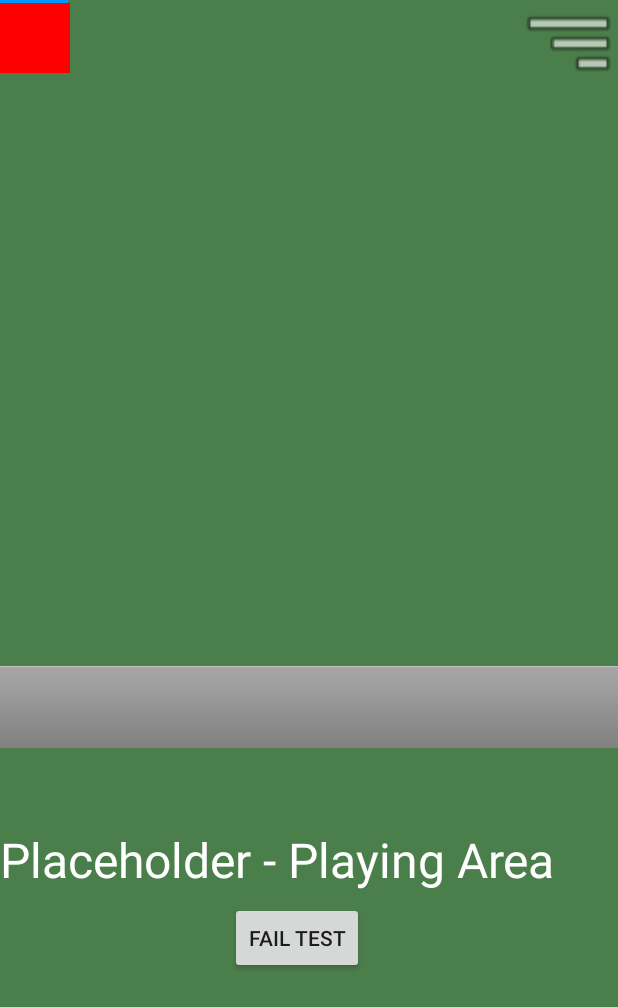
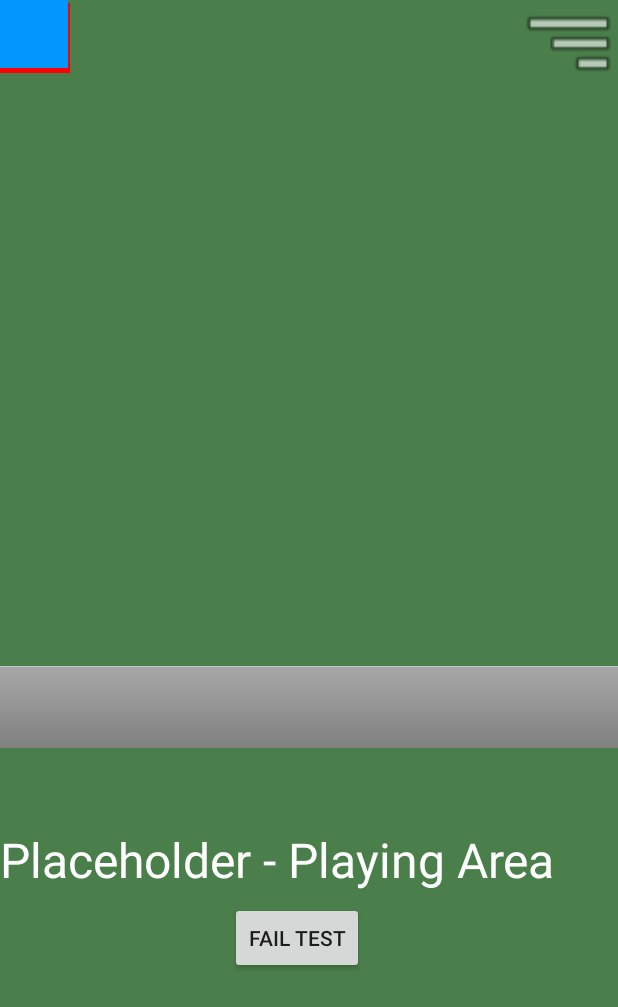
Before and after one commit to vrba8650/488App, an Android app: the layout activity_play_screen.xml on its own in the app's theme, with its tools: preview values and no code run, on a phone screen of 412 x 824 dp. Shown: the top 1007 px of the screen. Run offline under Robolectric (Android 15) with nearby library versions, the phone set to English and light mode, and no system bars.

Commit message:
moved red square

```diff
--- a/app/src/main/res/layout/activity_play_screen.xml
+++ b/app/src/main/res/layout/activity_play_screen.xml
@@ -56,12 +56,6 @@
         app:srcCompat="@android:drawable/bottom_bar" />
 
     <ImageView
-        android:id="@+id/bluesquareobject"
-        android:layout_width="wrap_content"
-        android:layout_height="wrap_content"
-        android:src="@drawable/blue_square" />
-
-    <ImageView
         android:id="@+id/redsquareobject"
         android:layout_width="50dp"
         android:layout_height="50dp"
@@ -71,5 +65,11 @@
         android:layout_marginRight="365dp"
         app:srcCompat="@drawable/red_square" />
 
+    <ImageView
+        android:id="@+id/bluesquareobject"
+        android:layout_width="wrap_content"
+        android:layout_height="wrap_content"
+        android:src="@drawable/blue_square" />
+
 
 </RelativeLayout>
```
